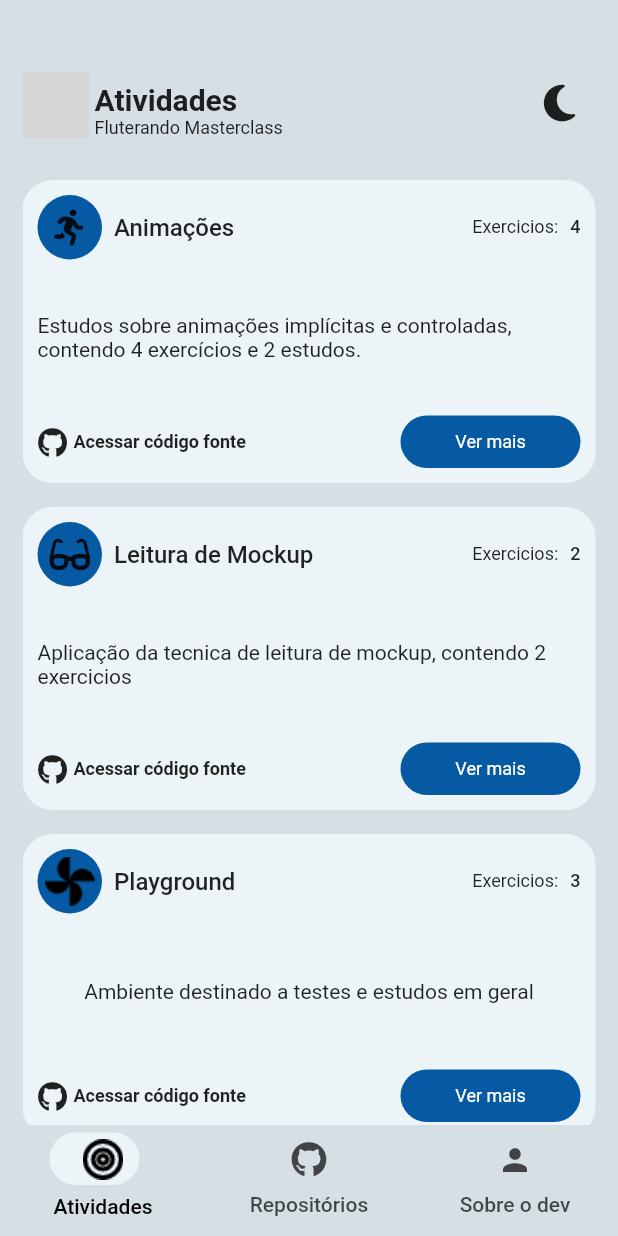
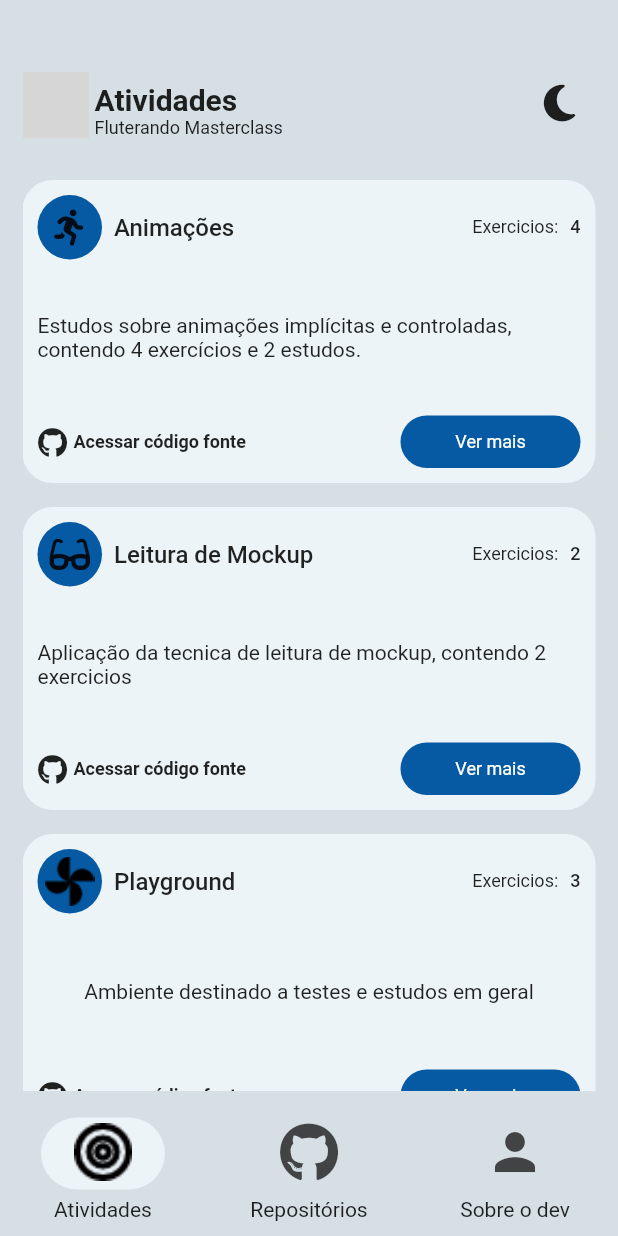
Before and after one commit to jeilsonaraujo/app_masterclass, a Flutter app: the screen it shows after launch, on a phone screen of 412 x 824 dp. Run offline on Flutter 3.47's test engine with Material 2 defaults, Android fonts, the phone set to English and light mode, and no system bars; our stand-ins replace dio, font_awesome_flutter; grey boxes are pictures that could not be loaded.

Commit message:
fix: page indicator to all sizes

```diff
--- /dev/null
+++ b/lib/app/about/bloc/about_events.dart
@@ -0,0 +1,6 @@
+abstract class AboutEvent {}
+
+class LoadAboutEvent extends AboutEvent {
+  String userName;
+  LoadAboutEvent({required this.userName});
+}
--- /dev/null
+++ b/lib/app/about/services/about_service.dart
@@ -0,0 +1,5 @@
+import 'package:app_masterclass/app/about/model/dev_model.dart';
+
+abstract class IAboutService {
+  Future<DevModel> getGitHubUser({userName});
+}
--- a/lib/app/home/home_page.dart
+++ b/lib/app/home/home_page.dart
@@ -34,80 +34,81 @@ class _HomePageState extends State<HomePage> {
   }
 
   Widget menu() {
-    bool isPortraitMode =
-        MediaQuery.of(context).orientation == Orientation.portrait;
-    return Container(
+    return Padding(
+      padding: const EdgeInsets.only(top: 18.0),
+      child: Column(
+        mainAxisSize: MainAxisSize.min,
+        children: [
+          Container(
             color: Theme.of(context).backgroundColor,
             child: TabBar(
-        indicator: CircleTabIndicator(
-            color: Theme.of(context).cardColor,
-            radius: 20,
-            isPortraitMode: isPortraitMode),
+              indicatorSize: TabBarIndicatorSize.label,
+              indicator: BoxDecoration(
+                  borderRadius: BorderRadius.circular(50),
+                  color: Theme.of(context).cardColor),
               labelColor: Theme.of(context).indicatorColor,
               tabs: [
                 Tab(
-            text: "Atividades",
-            icon: Image.asset(
+                  icon: Padding(
+                    padding: const EdgeInsets.only(left: 22.0, right: 22),
+                    child: Image.asset(
                       'assets/feather-target/Icon feather-target.png',
+                      scale: 0.7,
                       color: Theme.of(context).indicatorColor,
                     ),
                   ),
-          const Tab(
-            text: "Repositórios",
-            icon: Icon(FontAwesomeIcons.github),
                 ),
                 const Tab(
-            text: "Sobre o dev",
-            icon: Icon(Icons.person),
+                  //text: "Repositórios",
+                  icon: Padding(
+                    padding: const EdgeInsets.only(left: 22.0, right: 22),
+                    child: Icon(
+                      FontAwesomeIcons.github,
+                      size: 40,
                     ),
+                  ),
+                ),
+                const Tab(
+                  icon: Padding(
+                    padding: const EdgeInsets.only(left: 22.0, right: 22),
+                    child: Icon(
+                      Icons.person,
+                      size: 40,
+                    ),
+                  ),
+                ),
+              ],
+            ),
+          ),
+          Padding(
+            padding:
+                const EdgeInsets.only(left: 0, right: 0, bottom: 10, top: 5),
+            child: Row(
+              mainAxisAlignment: MainAxisAlignment.center,
+              children: const [
+                Expanded(
+                  child: Text(
+                    'Atividades',
+                    textAlign: TextAlign.center,
+                  ),
+                ),
+                Expanded(
+                  child: Text(
+                    'Repositórios',
+                    textAlign: TextAlign.center,
+                  ),
+                ),
+                Expanded(
+                  child: Text(
+                    'Sobre o dev',
+                    textAlign: TextAlign.center,
+                  ),
+                ),
+              ],
+            ),
+          )
         ],
       ),
     );
   }
 }
-
-class CircleTabIndicator extends Decoration {
-  final BoxPainter _painter;
-
-  CircleTabIndicator(
-      {required Color color,
-      required double radius,
-      required bool isPortraitMode})
-      : _painter = _CirclePainter(color, radius, isPortraitMode);
-
-  @override
-  BoxPainter createBoxPainter([VoidCallback? onChanged]) => _painter;
-}
-
-class _CirclePainter extends BoxPainter {
-  final bool isPortraitMode;
-  final Paint _paint;
-  final double radius;
-
-  _CirclePainter(Color color, this.radius, this.isPortraitMode)
-      : _paint = Paint()
-          ..color = color
-          ..isAntiAlias = true;
-
-  @override
-  void paint(Canvas canvas, Offset offset, ImageConfiguration cfg) {
-    //TODO! test on diferent size device
-    double dx = 0.0;
-    if (isPortraitMode) {
-      dx = offset.dx + 33;
-    } else {
-      dx = offset.dx + 80;
-    }
-    final dy = offset.dy + 5;
-    const radius = 50.0;
-
-    canvas.drawRRect(
-        RRect.fromLTRBAndCorners(dx, dy, dx + 60, 40,
-            bottomLeft: const Radius.circular(radius),
-            bottomRight: const Radius.circular(radius),
-            topRight: const Radius.circular(radius),
-            topLeft: const Radius.circular(radius)),
-        _paint);
-    // canvas.drawRect(circleOffset & const Size(75, 35), _paint);
-  }
-}
--- a/pubspec.yaml
+++ b/pubspec.yaml
@@ -35,6 +35,7 @@ dependencies:
   # Use with the CupertinoIcons class for iOS style icons.
   cupertino_icons: ^1.0.2
   font_awesome_flutter: ^10.2.1
+  dio: ^4.0.6
 
 dev_dependencies:
   flutter_test:
```
Also changed, not shown: lib/app/about/about_page.dart (+25 -8 lines), lib/app/about/bloc/about_bloc.dart (added, +33 -0 lines), lib/app/about/bloc/about_state.dart (added, +14 -0 lines), lib/app/about/components/card_about_widget.dart (+21 -12 lines), lib/app/about/model/dev_model.dart (added, +62 -0 lines), lib/app/about/services/dio_about_service.dart (added, +15 -0 lines), pubspec.lock. Lines whose indentation alone changed are shown as unchanged.
